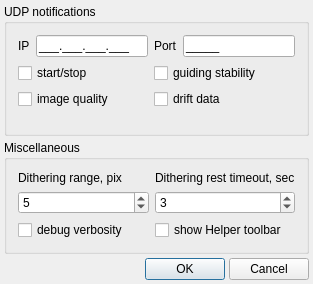
Old version of the form lin_guider/ui/settings.ui in the repository rumengb/lin_guider.
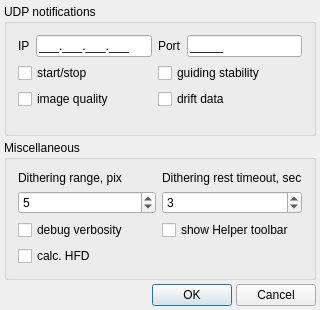
New version of the form.

The edit to the form file:
```diff
--- a/lin_guider/ui/settings.ui
+++ b/lin_guider/ui/settings.ui
@@ -6,8 +6,8 @@
    <rect>
     <x>0</x>
     <y>0</y>
-    <width>313</width>
-    <height>275</height>
+    <width>320</width>
+    <height>302</height>
    </rect>
   </property>
   <property name="minimumSize">
@@ -169,7 +169,7 @@
         </property>
        </widget>
       </item>
-      <item row="6" column="0">
+      <item row="7" column="0">
        <spacer name="verticalSpacer_3">
         <property name="orientation">
          <enum>Qt::Vertical</enum>
@@ -189,6 +189,13 @@
         </property>
        </widget>
       </item>
+      <item row="6" column="0">
+       <widget class="QCheckBox" name="checkBox_HFD_on">
+        <property name="text">
+         <string>calc. HFD</string>
+        </property>
+       </widget>
+      </item>
      </layout>
     </widget>
    </item>
```
Left out of the diff: 1 changed line with no effect on the pictures.
